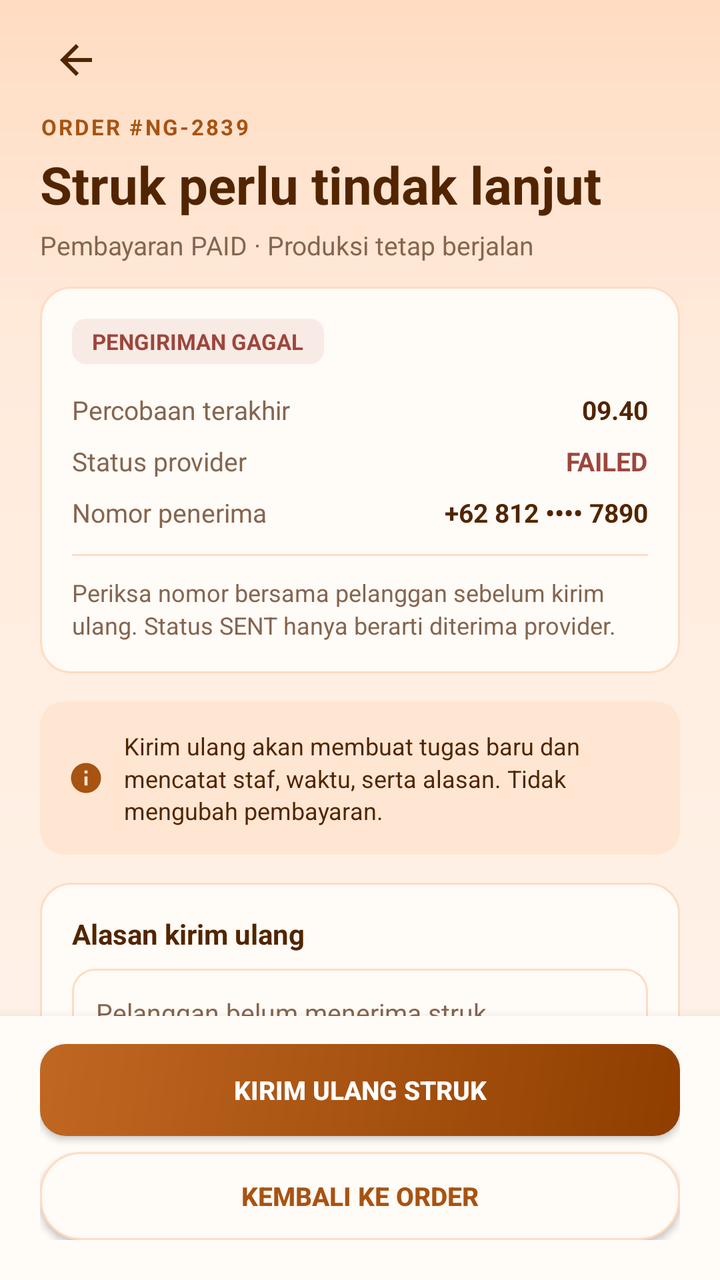
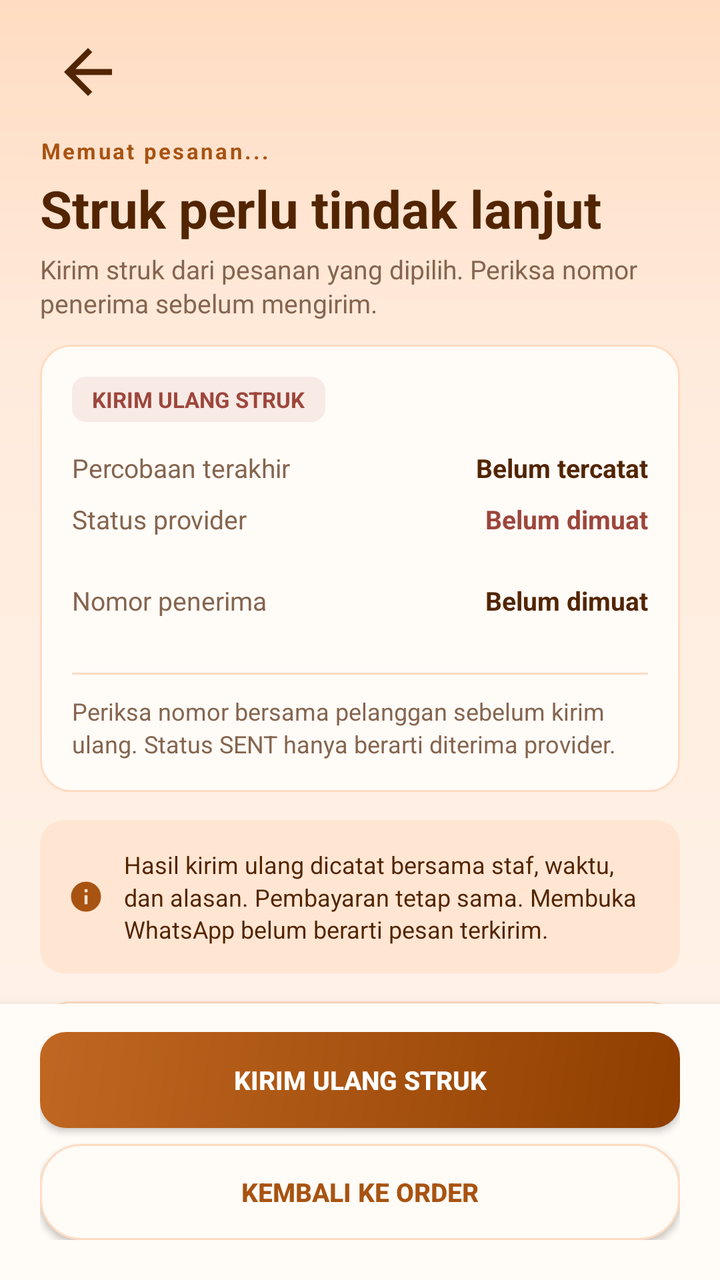

An Android layout rendered at two revisions. The XML below is the earlier revision; the diff shows what the commit changed to produce the second picture.
<!-- AndroidManifest.xml: application theme Theme.KopiInggil -->
<!-- res/layout/activity_kasir_struk_wa.xml -->
<?xml version="1.0" encoding="utf-8"?>
<LinearLayout xmlns:android="http://schemas.android.com/apk/res/android"
    xmlns:app="http://schemas.android.com/apk/res-auto"
    xmlns:tools="http://schemas.android.com/tools"
    android:id="@+id/main"
    android:layout_width="match_parent"
    android:layout_height="match_parent"
    android:background="@drawable/bg_screen"
    android:orientation="vertical">

    
    <LinearLayout
        android:layout_width="match_parent"
        android:layout_height="wrap_content"
        android:orientation="vertical"
        android:paddingStart="20dp"
        android:paddingTop="12dp"
        android:paddingEnd="20dp"
        android:paddingBottom="12dp">

        <ImageView
            android:id="@+id/btnBack"
            android:layout_width="36dp"
            android:layout_height="36dp"
            android:background="?attr/selectableItemBackgroundBorderless"
            android:contentDescription="@string/cd_back"
            android:padding="6dp"
            android:src="@drawable/ic_arrow_back"
            app:tint="@color/ngopi_ink" />

        <TextView
            android:id="@+id/tvReceiptEyebrow"
            android:layout_width="wrap_content"
            android:layout_height="wrap_content"
            android:layout_marginTop="8dp"
            android:letterSpacing="0.1"
            android:text="ORDER #NG-2839"
            android:textColor="@color/ngopi_primary"
            android:textSize="11sp"
            android:textStyle="bold" />

        <TextView
            android:layout_width="match_parent"
            android:layout_height="wrap_content"
            android:layout_marginTop="4dp"
            android:text="Struk perlu tindak lanjut"
            android:textColor="@color/ngopi_ink"
            android:textSize="26sp"
            android:textStyle="bold" />

        <TextView
            android:layout_width="match_parent"
            android:layout_height="wrap_content"
            android:layout_marginTop="4dp"
            android:lineSpacingMultiplier="1.1"
            android:text="Pembayaran PAID · Produksi tetap berjalan"
            android:textColor="@color/ngopi_muted"
            android:textSize="13sp" />
    </LinearLayout>

    <ScrollView
        android:layout_width="match_parent"
        android:layout_height="0dp"
        android:layout_weight="1"
        android:fillViewport="true"
        android:scrollbars="none">

        <LinearLayout
            android:layout_width="match_parent"
            android:layout_height="wrap_content"
            android:orientation="vertical"
            android:paddingStart="20dp"
            android:paddingEnd="20dp"
            android:paddingBottom="20dp">

            
            <LinearLayout
                android:layout_width="match_parent"
                android:layout_height="wrap_content"
                android:background="@drawable/bg_card_outline"
                android:orientation="vertical"
                android:padding="16dp">

                <TextView
                    android:layout_width="wrap_content"
                    android:layout_height="wrap_content"
                    android:background="@drawable/bg_badge_new"
                    android:paddingStart="10dp"
                    android:paddingTop="4dp"
                    android:paddingEnd="10dp"
                    android:paddingBottom="4dp"
                    android:text="PENGIRIMAN GAGAL"
                    android:textColor="@color/ngopi_error"
                    android:textSize="11sp"
                    android:textStyle="bold" />

                
                <LinearLayout
                    android:layout_width="match_parent"
                    android:layout_height="wrap_content"
                    android:layout_marginTop="14dp">
                    <TextView
                        android:layout_width="0dp"
                        android:layout_height="wrap_content"
                        android:layout_weight="1"
                        android:text="Percobaan terakhir"
                        android:textColor="@color/ngopi_muted"
                        android:textSize="13sp" />
                    <TextView
                        android:id="@+id/tvReceiptLastAttempt"
                        android:layout_width="wrap_content"
                        android:layout_height="wrap_content"
                        android:text="09.40"
                        android:textColor="@color/ngopi_ink"
                        android:textSize="13sp"
                        android:textStyle="bold" />
                </LinearLayout>

                
                <LinearLayout
                    android:layout_width="match_parent"
                    android:layout_height="wrap_content"
                    android:layout_marginTop="8dp">
                    <TextView
                        android:layout_width="0dp"
                        android:layout_height="wrap_content"
                        android:layout_weight="1"
                        android:text="Status provider"
                        android:textColor="@color/ngopi_muted"
                        android:textSize="13sp" />
                    <TextView
                        android:id="@+id/tvReceiptProviderStatus"
                        android:layout_width="wrap_content"
                        android:layout_height="wrap_content"
                        android:text="FAILED"
                        android:textColor="@color/ngopi_error"
                        android:textSize="13sp"
                        android:textStyle="bold" />
                </LinearLayout>

                
                <LinearLayout
                    android:layout_width="match_parent"
                    android:layout_height="wrap_content"
                    android:layout_marginTop="8dp">
                    <TextView
                        android:layout_width="0dp"
                        android:layout_height="wrap_content"
                        android:layout_weight="1"
                        android:text="Nomor penerima"
                        android:textColor="@color/ngopi_muted"
                        android:textSize="13sp" />
                    <TextView
                        android:id="@+id/tvReceiptRecipientPhone"
                        android:layout_width="wrap_content"
                        android:layout_height="wrap_content"
                        android:text="+62 812 •••• 7890"
                        android:textColor="@color/ngopi_ink"
                        android:textSize="13sp"
                        android:textStyle="bold" />
                </LinearLayout>

                <View
                    android:layout_width="match_parent"
                    android:layout_height="1dp"
                    android:layout_marginTop="12dp"
                    android:layout_marginBottom="10dp"
                    android:background="@color/ngopi_border" />

                <TextView
                    android:layout_width="match_parent"
                    android:layout_height="wrap_content"
                    android:lineSpacingMultiplier="1.15"
                    android:text="Periksa nomor bersama pelanggan sebelum kirim ulang. Status SENT hanya berarti diterima provider."
                    android:textColor="@color/ngopi_muted"
                    android:textSize="12sp" />
            </LinearLayout>

            
            <LinearLayout
                android:layout_width="match_parent"
                android:layout_height="wrap_content"
                android:layout_marginTop="14dp"
                android:background="@drawable/bg_note"
                android:gravity="center_vertical"
                android:orientation="horizontal"
                android:padding="14dp">

                <ImageView
                    android:layout_width="18dp"
                    android:layout_height="18dp"
                    android:contentDescription="@null"
                    android:src="@drawable/ic_info"
                    app:tint="@color/ngopi_primary" />

                <TextView
                    android:layout_width="0dp"
                    android:layout_height="wrap_content"
                    android:layout_marginStart="10dp"
                    android:layout_weight="1"
                    android:lineSpacingMultiplier="1.15"
                    android:text="Kirim ulang akan membuat tugas baru dan mencatat staf, waktu, serta alasan. Tidak mengubah pembayaran."
                    android:textColor="@color/ngopi_ink"
                    android:textSize="12sp" />
            </LinearLayout>

            
            <LinearLayout
                android:layout_width="match_parent"
                android:layout_height="wrap_content"
                android:layout_marginTop="14dp"
                android:background="@drawable/bg_card_outline"
                android:orientation="vertical"
                android:padding="16dp">

                <TextView
                    android:layout_width="match_parent"
                    android:layout_height="wrap_content"
                    android:text="Alasan kirim ulang"
                    android:textColor="@color/ngopi_ink"
                    android:textSize="14sp"
                    android:textStyle="bold" />

                <EditText
                    android:id="@+id/etReceiptResendReason"
                    android:layout_width="match_parent"
                    android:layout_height="44dp"
                    android:layout_marginTop="8dp"
                    android:background="@drawable/bg_input_default"
                    android:hint="Pelanggan belum menerima struk"
                    android:inputType="text"
                    android:paddingStart="12dp"
                    android:paddingEnd="12dp"
                    android:textColor="@color/ngopi_ink"
                    android:textColorHint="@color/ngopi_muted"
                    android:textSize="13sp" />
            </LinearLayout>

        </LinearLayout>
    </ScrollView>

    
    <LinearLayout
        android:layout_width="match_parent"
        android:layout_height="wrap_content"
        android:background="@color/ngopi_surface"
        android:elevation="8dp"
        android:orientation="vertical"
        android:paddingStart="20dp"
        android:paddingTop="14dp"
        android:paddingEnd="20dp"
        android:paddingBottom="20dp">

        <androidx.appcompat.widget.AppCompatButton
            android:id="@+id/btnResendReceipt"
            android:layout_width="match_parent"
            android:layout_height="46dp"
            android:background="@drawable/bg_button_primary"
            android:text="Kirim ulang struk"
            android:textColor="@color/white"
            android:textSize="13sp"
            android:textStyle="bold" />

        <androidx.appcompat.widget.AppCompatButton
            android:id="@+id/btnBackToOrderReceipt"
            android:layout_width="match_parent"
            android:layout_height="44dp"
            android:layout_marginTop="8dp"
            android:background="@drawable/bg_chip"
            android:text="Kembali ke order"
            android:textColor="@color/ngopi_primary"
            android:textSize="13sp"
            android:textStyle="bold" />
    </LinearLayout>

</LinearLayout>
<!-- resources referenced by this layout -->
<resources>
  <color name="ngopi_border">#FFDCC2</color>
  <color name="ngopi_error">#9D463C</color>
  <color name="ngopi_ink">#522500</color>
  <color name="ngopi_muted">#85654F</color>
  <color name="ngopi_primary">#A85311</color>
  <color name="ngopi_surface">#FFFBF7</color>
  <color name="white">#FFFFFFFF</color>
  <!-- drawable bg_badge_new (drawable) -->
  <?xml version="1.0" encoding="utf-8"?>
  <shape xmlns:android="http://schemas.android.com/apk/res/android" android:shape="rectangle">
      <solid android:color="#F8EAE5" />
      <corners android:radius="7dp" />
  </shape>
  <!-- drawable bg_card_outline (drawable) -->
  <?xml version="1.0" encoding="utf-8"?>
  <shape xmlns:android="http://schemas.android.com/apk/res/android" android:shape="rectangle">
      <solid android:color="@color/ngopi_surface" />
      <corners android:radius="15dp" />
      <stroke
          android:width="1dp"
          android:color="@color/ngopi_border" />
  </shape>
  <!-- drawable bg_chip (drawable) -->
  <?xml version="1.0" encoding="utf-8"?>
  <shape xmlns:android="http://schemas.android.com/apk/res/android" android:shape="rectangle">
      <solid android:color="@color/ngopi_surface" />
      <corners android:radius="20dp" />
      <stroke
          android:width="1dp"
          android:color="@color/ngopi_border" />
  </shape>
  <!-- drawable bg_input_default (drawable) -->
  <?xml version="1.0" encoding="utf-8"?>
  <shape xmlns:android="http://schemas.android.com/apk/res/android">
      <solid android:color="#FFFBF7" />
      <corners android:radius="11dp" />
      <stroke
          android:width="1dp"
          android:color="#FFDCC2" />
  </shape>
  <!-- drawable bg_note (drawable) -->
  <?xml version="1.0" encoding="utf-8"?>
  <shape xmlns:android="http://schemas.android.com/apk/res/android" android:shape="rectangle">
      <solid android:color="@color/ngopi_badge" />
      <corners android:radius="12dp" />
  </shape>
  <!-- drawable bg_screen (drawable) -->
  <?xml version="1.0" encoding="utf-8"?>
  <shape xmlns:android="http://schemas.android.com/apk/res/android" android:shape="rectangle">
      <gradient
          android:angle="270"
          android:centerColor="@color/ngopi_background_mid"
          android:centerY="0.28"
          android:endColor="@color/ngopi_background"
          android:startColor="@color/ngopi_background_top" />
  </shape>
  <!-- drawable ic_arrow_back (drawable) -->
  <vector xmlns:android="http://schemas.android.com/apk/res/android"
      android:width="24dp"
      android:height="24dp"
      android:tint="@color/ngopi_ink"
      android:viewportWidth="24"
      android:viewportHeight="24">
      <path
          android:fillColor="@android:color/white"
          android:pathData="M20,11H7.83l5.59,-5.59L12,4l-8,8 8,8 1.41,-1.41L7.83,13H20v-2z" />
  </vector>
  <!-- drawable ic_info (drawable) -->
  <vector xmlns:android="http://schemas.android.com/apk/res/android"
      android:width="24dp"
      android:height="24dp"
      android:tint="@color/ngopi_ink"
      android:viewportWidth="24"
      android:viewportHeight="24">
      <path
          android:fillColor="@android:color/white"
          android:pathData="M12,2C6.48,2 2,6.48 2,12s4.48,10 10,10 10,-4.48 10,-10S17.52,2 12,2zM13,17h-2v-6h2v6zM13,9h-2V7h2v2z" />
  </vector>
  <string name="cd_back">Kembali</string>
  <style name="Theme.KopiInggil" parent="Base.Theme.KopiInggil" />
  <color name="ngopi_primary_dark">#8F3E00</color>
  <color name="ngopi_primary_light">#C06722</color>
  <color name="ngopi_badge">#FFE6D3</color>
  <color name="ngopi_background_mid">#FFEBDC</color>
  <color name="ngopi_background">#FFF4EC</color>
  <color name="ngopi_background_top">#FFDCC2</color>
  <style name="Base.Theme.KopiInggil" parent="Theme.Material3.DayNight.NoActionBar">
          
          
      </style>
  <!-- unchanged entries left out for length: 1 -->
</resources>

<!-- the commit's change to res/layout/activity_kasir_struk_wa.xml (unified diff, before → after) -->
@@ -20,8 +20,8 @@
 
         <ImageView
             android:id="@+id/btnBack"
-            android:layout_width="36dp"
-            android:layout_height="36dp"
+            android:layout_width="48dp"
+            android:layout_height="48dp"
             android:background="?attr/selectableItemBackgroundBorderless"
             android:contentDescription="@string/cd_back"
             android:padding="6dp"
@@ -34,7 +34,7 @@
             android:layout_height="wrap_content"
             android:layout_marginTop="8dp"
             android:letterSpacing="0.1"
-            android:text="ORDER #NG-2839"
+            android:text="Memuat pesanan..."
             android:textColor="@color/ngopi_primary"
             android:textSize="11sp"
             android:textStyle="bold" />
@@ -53,7 +53,7 @@
             android:layout_height="wrap_content"
             android:layout_marginTop="4dp"
             android:lineSpacingMultiplier="1.1"
-            android:text="Pembayaran PAID · Produksi tetap berjalan"
+            android:text="Kirim struk dari pesanan yang dipilih. Periksa nomor penerima sebelum mengirim."
             android:textColor="@color/ngopi_muted"
             android:textSize="13sp" />
     </LinearLayout>
@@ -82,6 +82,7 @@
                 android:padding="16dp">
 
                 <TextView
+                    android:id="@+id/tvReceiptDeliveryBadge"
                     android:layout_width="wrap_content"
                     android:layout_height="wrap_content"
                     android:background="@drawable/bg_badge_new"
@@ -89,7 +90,7 @@
                     android:paddingTop="4dp"
                     android:paddingEnd="10dp"
                     android:paddingBottom="4dp"
-                    android:text="PENGIRIMAN GAGAL"
+                    android:text="KIRIM ULANG STRUK"
                     android:textColor="@color/ngopi_error"
                     android:textSize="11sp"
                     android:textStyle="bold" />
@@ -110,7 +111,7 @@
                         android:id="@+id/tvReceiptLastAttempt"
                         android:layout_width="wrap_content"
                         android:layout_height="wrap_content"
-                        android:text="09.40"
+                        android:text="Belum tercatat"
                         android:textColor="@color/ngopi_ink"
                         android:textSize="13sp"
                         android:textStyle="bold" />
@@ -132,7 +133,7 @@
                         android:id="@+id/tvReceiptProviderStatus"
                         android:layout_width="wrap_content"
                         android:layout_height="wrap_content"
-                        android:text="FAILED"
+                        android:text="Belum dimuat"
                         android:textColor="@color/ngopi_error"
                         android:textSize="13sp"
                         android:textStyle="bold" />
@@ -154,7 +155,13 @@
                         android:id="@+id/tvReceiptRecipientPhone"
                         android:layout_width="wrap_content"
                         android:layout_height="wrap_content"
-                        android:text="+62 812 •••• 7890"
+                        android:text="Belum dimuat"
+                        android:contentDescription="Ubah nomor WhatsApp penerima untuk pengiriman ini"
+                        android:minHeight="48dp"
+                        android:gravity="center_vertical"
+                        android:background="?attr/selectableItemBackground"
+                        android:clickable="true"
+                        android:focusable="true"
                         android:textColor="@color/ngopi_ink"
                         android:textSize="13sp"
                         android:textStyle="bold" />
@@ -199,7 +206,7 @@
                     android:layout_marginStart="10dp"
                     android:layout_weight="1"
                     android:lineSpacingMultiplier="1.15"
-                    android:text="Kirim ulang akan membuat tugas baru dan mencatat staf, waktu, serta alasan. Tidak mengubah pembayaran."
+                    android:text="Hasil kirim ulang dicatat bersama staf, waktu, dan alasan. Pembayaran tetap sama. Membuka WhatsApp belum berarti pesan terkirim."
                     android:textColor="@color/ngopi_ink"
                     android:textSize="12sp" />
             </LinearLayout>
@@ -224,7 +231,9 @@
                 <EditText
                     android:id="@+id/etReceiptResendReason"
                     android:layout_width="match_parent"
-                    android:layout_height="44dp"
+                    android:layout_height="wrap_content"
+                    android:minHeight="48dp"
+                    android:maxLength="500"
                     android:layout_marginTop="8dp"
                     android:background="@drawable/bg_input_default"
                     android:hint="Pelanggan belum menerima struk"
@@ -254,7 +263,8 @@
         <androidx.appcompat.widget.AppCompatButton
             android:id="@+id/btnResendReceipt"
             android:layout_width="match_parent"
-            android:layout_height="46dp"
+            android:layout_height="wrap_content"
+            android:minHeight="48dp"
             android:background="@drawable/bg_button_primary"
             android:text="Kirim ulang struk"
             android:textColor="@color/white"
@@ -264,7 +274,8 @@
         <androidx.appcompat.widget.AppCompatButton
             android:id="@+id/btnBackToOrderReceipt"
             android:layout_width="match_parent"
-            android:layout_height="44dp"
+            android:layout_height="wrap_content"
+            android:minHeight="48dp"
             android:layout_marginTop="8dp"
             android:background="@drawable/bg_chip"
             android:text="Kembali ke order"
